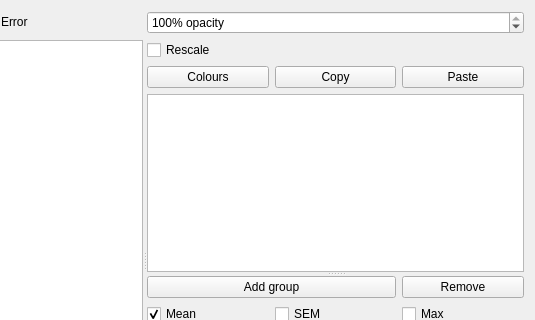
This is src/gui/parameterfitplotter.ui in CompEphys-team/rtdo as Qt 5 draws it before an edit; both pictures show x 246 to 781 and y 0 to 320 of the 781 by 520 pixel window. The edited form follows.
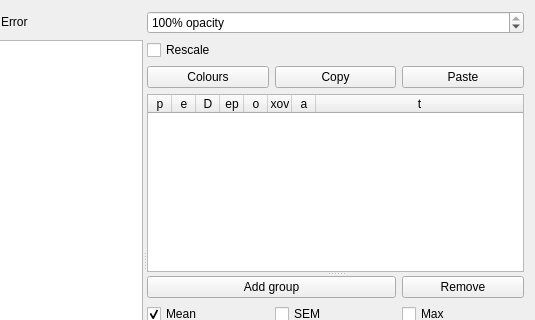
This is the edited form.

Commit message:
Extended fit plotter table to include settings display (some values)
These are currently just the key settings I've been playing with;
a more general solution would be to have all settings with a show/hide
option.

```diff
--- a/src/gui/parameterfitplotter.ui
+++ b/src/gui/parameterfitplotter.ui
@@ -128,14 +128,14 @@
           <property name="selectionBehavior">
            <enum>QAbstractItemView::SelectRows</enum>
           </property>
-          <property name="columnCount">
-           <number>3</number>
+          <property name="horizontalScrollMode">
+           <enum>QAbstractItemView::ScrollPerPixel</enum>
           </property>
-          <attribute name="horizontalHeaderVisible">
-           <bool>false</bool>
-          </attribute>
           <attribute name="horizontalHeaderDefaultSectionSize">
-           <number>15</number>
+           <number>24</number>
+          </attribute>
+          <attribute name="horizontalHeaderHighlightSections">
+           <bool>false</bool>
           </attribute>
           <attribute name="horizontalHeaderMinimumSectionSize">
            <number>10</number>
@@ -143,15 +143,73 @@
           <attribute name="horizontalHeaderStretchLastSection">
            <bool>true</bool>
           </attribute>
-          <attribute name="verticalHeaderVisible">
-           <bool>false</bool>
-          </attribute>
           <attribute name="verticalHeaderDefaultSectionSize">
            <number>25</number>
           </attribute>
-          <column/>
-          <column/>
-          <column/>
+          <column>
+           <property name="text">
+            <string>p</string>
+           </property>
+           <property name="toolTip">
+            <string>Parameter colour</string>
+           </property>
+          </column>
+          <column>
+           <property name="text">
+            <string>e</string>
+           </property>
+           <property name="toolTip">
+            <string>Error colour</string>
+           </property>
+          </column>
+          <column>
+           <property name="text">
+            <string>D</string>
+           </property>
+           <property name="toolTip">
+            <string>Deck number</string>
+           </property>
+          </column>
+          <column>
+           <property name="text">
+            <string>ep</string>
+           </property>
+           <property name="toolTip">
+            <string>Epochs</string>
+           </property>
+          </column>
+          <column>
+           <property name="text">
+            <string>o</string>
+           </property>
+           <property name="toolTip">
+            <string>Stimulation order</string>
+           </property>
+          </column>
+          <column>
+           <property name="text">
+            <string>xov</string>
+           </property>
+           <property name="toolTip">
+            <string>Crossover</string>
+           </property>
+          </column>
+          <column>
+           <property name="text">
+            <string>a</string>
+           </property>
+           <property name="toolTip">
+            <string>Annealing</string>
+           </property>
+          </column>
+          <column>
+           <property name="text">
+            <string>t</string>
+           </property>
+           <property name="toolTip">
+            <string>Target type</string>
+           </property>
+          </column>
          </widget>
         </item>
         <item row="2" column="1">
```
The commit also changes 1 other file.
